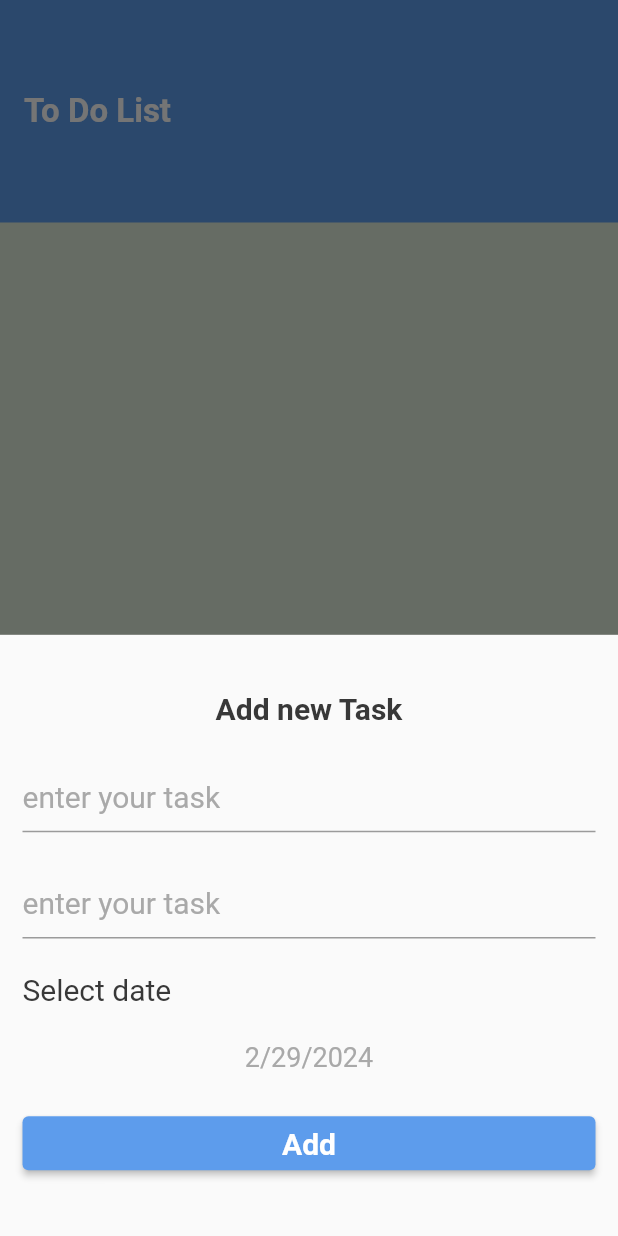
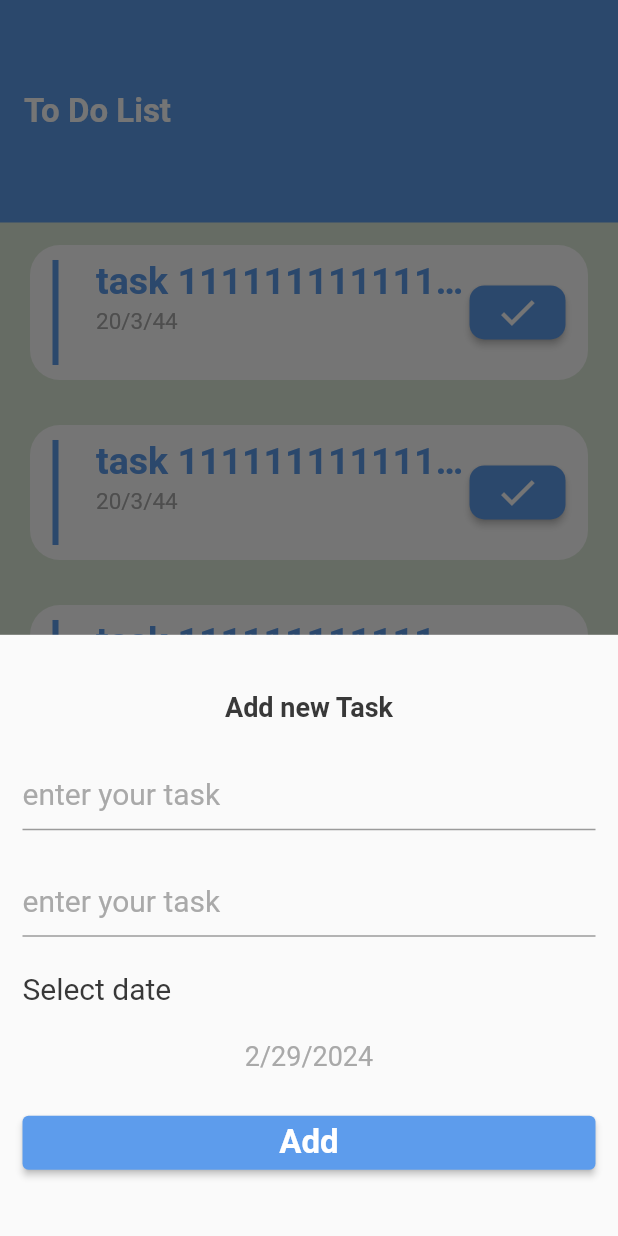
Before and after one commit to esraa-ashraf-mohamed/To-do-List, a Flutter app: the screen it shows after launch, after a tap on the "add" icon, on a phone screen of 412 x 824 dp. Run offline on Flutter 3.47's test engine with Material 2 defaults, Android fonts, the phone set to English and light mode, and no system bars.

```diff
--- a/lib/main.dart
+++ b/lib/main.dart
@@ -1,4 +1,5 @@
 import 'package:flutter/material.dart';
+import 'package:todo_list/screens/edit_task/edit_task.dart';
 import 'package:todo_list/screens/home_screen/home_screen.dart';
 import 'package:todo_list/screens/splash/splash_screen.dart';
 import 'package:todo_list/utils/themes.dart';
@@ -17,7 +18,8 @@ class MyApp extends StatelessWidget {
       debugShowCheckedModeBanner: false,
       routes: {
         SplashScreen.routeName : (_) => const SplashScreen(),
-        HomeScreen.routeName : (_) => const HomeScreen()
+        HomeScreen.routeName : (_) => const HomeScreen(),
+        EditTask.routeName : (_) => const EditTask()
       },
       initialRoute: SplashScreen.routeName,
     );
--- a/lib/screens/home_screen/home_screen.dart
+++ b/lib/screens/home_screen/home_screen.dart
@@ -1,6 +1,8 @@
 import 'package:flutter/material.dart';
 import 'package:intl/intl.dart';
+import 'package:todo_list/screens/edit_task/edit_task.dart';
 import 'package:todo_list/utils/app_colors.dart';
+import 'package:todo_list/utils/themes.dart';
 
 class HomeScreen extends StatefulWidget {
   static const String routeName = 'Home screen';
@@ -24,7 +26,7 @@ class _HomeScreenState extends State<HomeScreen> {
       appBar: AppBar(
         title: Text(
             'To Do List',
-            style: TextStyle(color: AppColors.white, fontSize: 22, fontWeight: FontWeight.bold)),
+            style:AppThemes.appBarTitle ),
         toolbarHeight: MediaQuery.of(context).size.height * 0.18,
       ),
       floatingActionButtonLocation: FloatingActionButtonLocation.centerDocked,
@@ -56,6 +58,10 @@ class _HomeScreenState extends State<HomeScreen> {
           ],
         ),
       ),
+      body: ListView.builder(
+          itemBuilder: (context, index) => buildTask(),
+        itemCount: 10,
+      ),
     );
   }
 
@@ -78,11 +84,7 @@ class _HomeScreenState extends State<HomeScreen> {
             children: [
               Text(
                 'Add new Task',
-                style: TextStyle(
-                  fontSize: 20,
-                  fontWeight: FontWeight.bold,
-                  color: AppColors.blackColorLight
-                ),
+                style: AppThemes.titleText,
                 textAlign: TextAlign.center,
               ),
               TextFormField(
@@ -91,11 +93,7 @@ class _HomeScreenState extends State<HomeScreen> {
                 },
                 decoration: InputDecoration(
                   hintText: 'enter your task',
-                  hintStyle: TextStyle(
-                    fontWeight: FontWeight.w400,
-                    fontSize: 20,
-                    color: AppColors.grayColorLight
-                  )
+                  hintStyle: AppThemes.regularText
                 ),
               ),
               TextFormField(
@@ -104,29 +102,17 @@ class _HomeScreenState extends State<HomeScreen> {
                 },
                 decoration: InputDecoration(
                   hintText: 'enter your task',
-                    hintStyle: TextStyle(
-                        fontWeight: FontWeight.w400,
-                        fontSize: 20,
-                        color: AppColors.grayColorLight
-                    )
+                    hintStyle: AppThemes.regularText
                 ),
               ),
               Text(
                   'Select date',
-                  style: TextStyle(
-                      fontWeight: FontWeight.w400,
-                      fontSize: 20,
-                      color: AppColors.blackColorLight
-                  )
+                  style: AppThemes.regularText.copyWith(color: AppColors.blackColorLight),
               ),
               InkWell(
                 child: Text(
                     DateFormat.yMd().format(selectedDate).toString(),
-                    style: TextStyle(
-                        fontWeight: FontWeight.w400,
-                        fontSize: 18,
-                        color: AppColors.grayColorLight
-                    ),
+                    style: AppThemes.regularText.copyWith(fontSize: 18),
                   textAlign: TextAlign.center,
                 ),
                 onTap: ()async{
@@ -144,14 +130,12 @@ class _HomeScreenState extends State<HomeScreen> {
                 style: ButtonStyle(
                     backgroundColor: MaterialStateColor.resolveWith((states) => AppColors.primaryColor)
                 ),
-                  onPressed: (){},
+                  onPressed: (){
+                  Navigator.pop(context);
+                  },
                   child: Text(
                       'Add',
-                    style: TextStyle(
-                        fontWeight: FontWeight.bold,
-                        fontSize: 20,
-                        color: AppColors.white
-                    ),
+                    style: AppThemes.appBarTitle,
                   )
               )
             ],
@@ -159,4 +143,57 @@ class _HomeScreenState extends State<HomeScreen> {
         ),
     );
   }
+
+  buildTask() {
+    return GestureDetector(
+      onTap: (){
+        Navigator.pushNamed(context, EditTask.routeName);
+      },
+      child: Container(
+        margin: const EdgeInsets.symmetric(horizontal: 20, vertical: 15),
+        padding: const EdgeInsets.symmetric(vertical: 10, horizontal: 15),
+        height: 90,
+        decoration: BoxDecoration(
+          color: AppColors.white,
+          borderRadius: const BorderRadius.all(Radius.circular(20))
+        ),
+        width: double.infinity,
+        child: Row(
+          children: [
+            Container(
+              color: AppColors.primaryColor,
+              width: 4,
+            ),
+            const SizedBox(width: 25,),
+            Expanded(
+              child: Column(
+                crossAxisAlignment: CrossAxisAlignment.start,
+                children: [
+                  Text(
+                    'task 11111111111111111111111111111111111111111111',
+                    maxLines: 1,
+                    overflow: TextOverflow.ellipsis,
+                    style: AppThemes.titleText.copyWith(color: AppColors.primaryColor, fontSize: 25),
+                  ),
+                  const SizedBox(height: 3,),
+                  Text(
+                    '20/3/44',
+                    style: AppThemes.regularText.copyWith(fontSize: 15),
+                  )
+                ],
+              ),
+            ),
+            ElevatedButton(
+             style: ButtonStyle(
+               shape: MaterialStateProperty.all(const RoundedRectangleBorder(
+                 borderRadius: BorderRadius.all(Radius.circular(10)))),
+               backgroundColor: MaterialStateProperty.all(AppColors.primaryColor),
+
+             ),
+               onPressed: (){}, child: const Icon(Icons.check, size: 30,))
+          ],
+        ),
+      ),
+    );
+  }
 }
--- a/lib/utils/themes.dart
+++ b/lib/utils/themes.dart
@@ -2,6 +2,11 @@ import 'package:flutter/material.dart';
 import 'package:todo_list/utils/app_colors.dart';
 
 class AppThemes{
+
+  static TextStyle appBarTitle = TextStyle(color: AppColors.white, fontSize: 22, fontWeight: FontWeight.bold);
+  static TextStyle titleText = TextStyle(fontSize: 18, fontWeight: FontWeight.bold, color: AppColors.blackColorLight);
+  static TextStyle regularText = TextStyle(fontWeight: FontWeight.w400, fontSize: 20, color: AppColors.grayColorLight);
+
 
   static ThemeData lightMode = ThemeData(
     scaffoldBackgroundColor: Colors.transparent,
```
Also changed, not shown: lib/screens/edit_task/edit_task.dart (+97 -0 lines).
